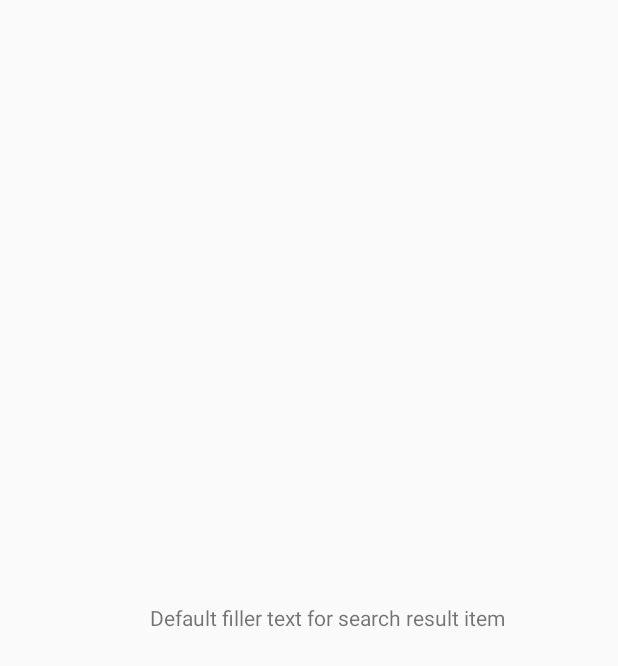
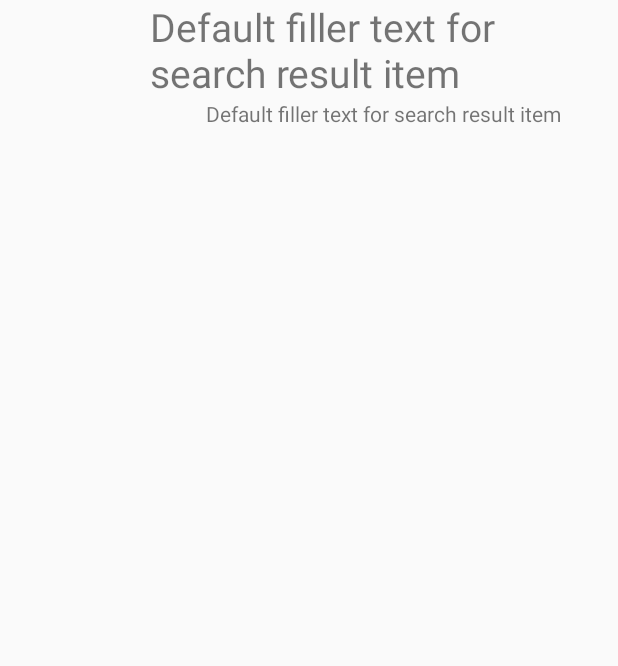
Before and after one commit to elliptic1/Nano-Proj-1-Spotify-Streamer, an Android app: the layout search_result_item.xml on its own in the app's theme, with its tools: preview values and no code run, on a phone screen of 412 x 824 dp. Shown: the top 666 px of the screen. Run offline under Robolectric (Android 15) with nearby library versions, the phone set to English and light mode, and no system bars.

Commit message:
clear list when there are no letters typed, add genres to list item layouts

```diff
--- a/app/src/main/java/com/tbse/nano/nano_proj_1_spotify_streamer/adapters/SearchResultsAdapter.java
+++ b/app/src/main/java/com/tbse/nano/nano_proj_1_spotify_streamer/adapters/SearchResultsAdapter.java
@@ -29,6 +29,9 @@ public class SearchResultsAdapter extends ArrayAdapter<SearchResult> {
         TextView textView = (TextView) convertView.findViewById(R.id.item_main_text_view);
         textView.setText(searchResult.getArtistName());
 
+        TextView genreTV = (TextView) convertView.findViewById(R.id.item_main_genre);
+        genreTV.setText(searchResult.getGenres());
+
         ImageView imageView = (ImageView) convertView.findViewById(R.id.item_main_image);
         if (searchResult.getNumberOfImages() > 0) {
             Image image = searchResult.getFirstImage();
--- a/app/src/main/res/layout/search_result_item.xml
+++ b/app/src/main/res/layout/search_result_item.xml
@@ -1,7 +1,8 @@
 <?xml version="1.0" encoding="utf-8"?>
 <LinearLayout xmlns:android="http://schemas.android.com/apk/res/android"
-    android:orientation="horizontal" android:layout_width="match_parent"
-    android:layout_height="match_parent">
+    android:layout_width="match_parent"
+    android:layout_height="match_parent"
+    android:orientation="horizontal">
 
     <ImageView
         android:id="@+id/item_main_image"
@@ -9,11 +10,28 @@
         android:layout_height="100dp"
         android:layout_gravity="center" />
 
-    <TextView
-        android:id="@+id/item_main_text_view"
-        android:layout_width="wrap_content"
-        android:layout_height="wrap_content"
-        android:text="@string/search_result_item_default_filler_text"
-        android:layout_gravity="center" />
+    <LinearLayout
+        android:layout_width="fill_parent"
+        android:layout_height="fill_parent"
+        android:orientation="vertical">
+
+        <TextView
+            android:id="@+id/item_main_text_view"
+            android:layout_width="wrap_content"
+            android:layout_height="wrap_content"
+            android:layout_gravity="center"
+            android:text="@string/search_result_item_default_filler_text"
+            android:textSize="26sp"
+            />
+
+        <TextView
+            android:id="@+id/item_main_genre"
+            android:layout_width="wrap_content"
+            android:layout_height="wrap_content"
+            android:layout_gravity="center"
+            android:text="@string/search_result_item_default_filler_text"
+            />
+
+    </LinearLayout>
 
 </LinearLayout>
```
Also changed, not shown: app/src/main/java/com/tbse/nano/nano_proj_1_spotify_streamer/MainActivity.java (+20 -1 lines), app/src/main/java/com/tbse/nano/nano_proj_1_spotify_streamer/models/SearchResult.java (+12 -2 lines).
